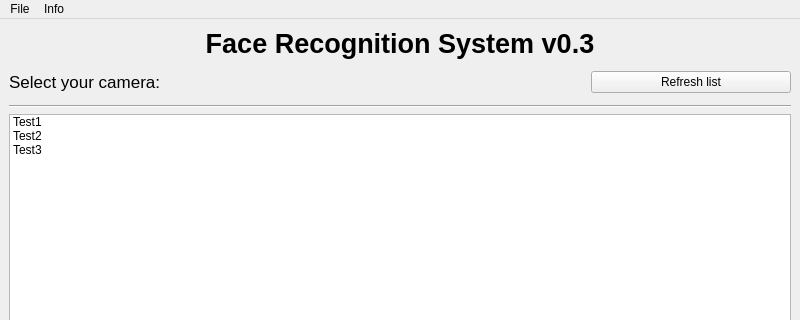
Old version of the form src/designs/MainWindow.ui in the repository RubyLegend/FaceAI; both pictures show x 0 to 800 and y 0 to 320 of the 800 by 600 pixel window.
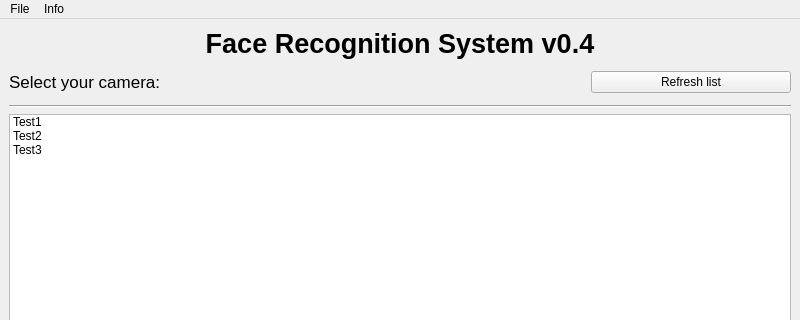
New version of the form.

The edit to the form file:
```diff
--- a/src/designs/MainWindow.ui
+++ b/src/designs/MainWindow.ui
@@ -43,7 +43,7 @@
        </font>
       </property>
       <property name="text">
-       <string>Face Recognition System v0.3</string>
+       <string>Face Recognition System v0.4</string>
       </property>
       <property name="alignment">
        <set>Qt::AlignCenter</set>
```
Left out of the diff: 2 changed lines with no effect on the pictures.
